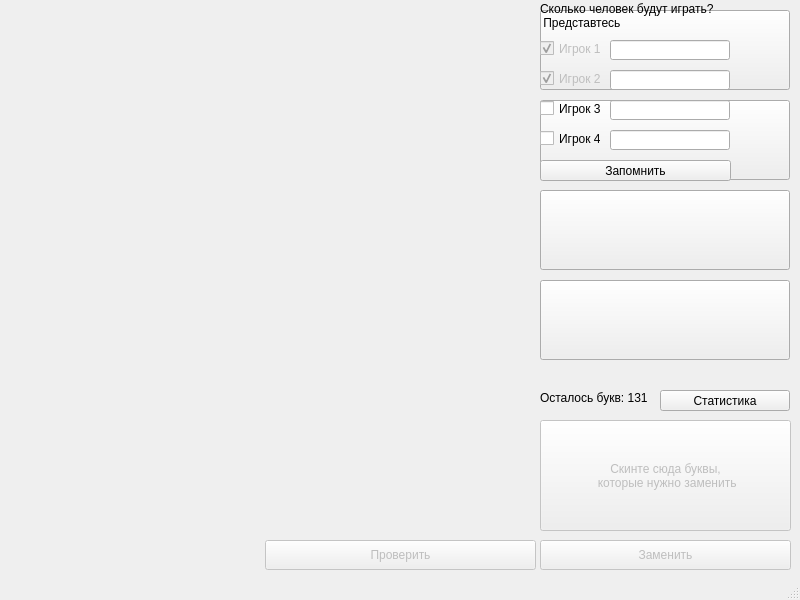
Old version of the form design/design.ui in the repository brrr-ali/Scrabble.
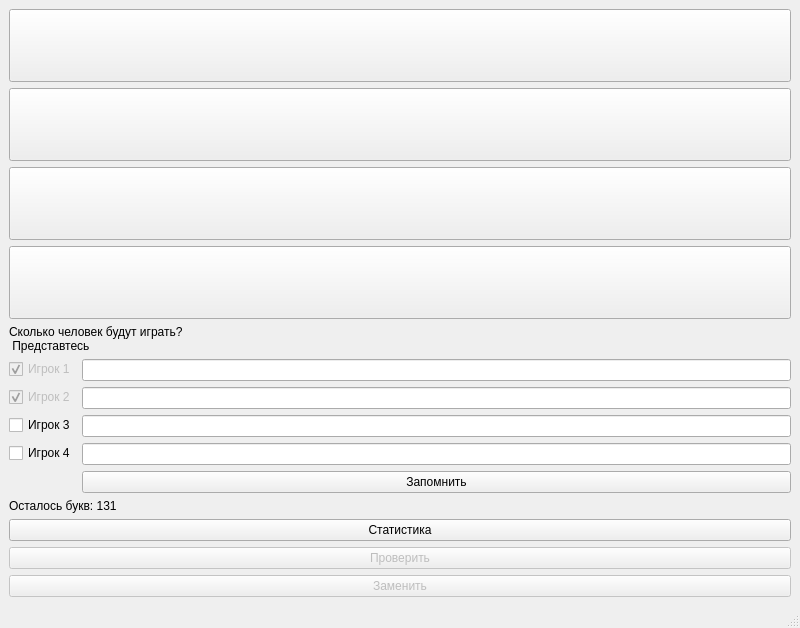
New version of the form.

The edit to the form file:
```diff
--- a/design/design.ui
+++ b/design/design.ui
@@ -7,9 +7,15 @@
     <x>0</x>
     <y>0</y>
     <width>800</width>
-    <height>600</height>
+    <height>628</height>
    </rect>
   </property>
+  <property name="sizePolicy">
+   <sizepolicy hsizetype="Preferred" vsizetype="Expanding">
+    <horstretch>0</horstretch>
+    <verstretch>0</verstretch>
+   </sizepolicy>
+  </property>
   <property name="minimumSize">
    <size>
     <width>800</width>
@@ -20,93 +26,82 @@
    <string>Эрудит</string>
   </property>
   <widget class="QWidget" name="centralwidget">
-   <widget class="QPushButton" name="btn_check">
-    <property name="enabled">
-     <bool>false</bool>
-    </property>
-    <property name="geometry">
-     <rect>
-      <x>265</x>
-      <y>540</y>
-      <width>271</width>
-      <height>30</height>
-     </rect>
-    </property>
+   <layout class="QGridLayout" name="gridLayout_2">
+    <item row="0" column="0" rowspan="9">
+     <layout class="QGridLayout" name="grid_field"/>
+    </item>
+    <item row="8" column="2">
+     <widget class="QLabel" name="error">
     <property name="text">
-     <string>Проверить</string>
-    </property>
-   </widget>
-   <widget class="QPushButton" name="btn_replaced_letters">
-    <property name="enabled">
-     <bool>false</bool>
-    </property>
-    <property name="geometry">
-     <rect>
-      <x>540</x>
-      <y>540</y>
-      <width>251</width>
-      <height>30</height>
-     </rect>
-    </property>
-    <property name="text">
-     <string>Заменить</string>
-    </property>
-   </widget>
-   <widget class="QPushButton" name="replaced_letters">
-    <property name="enabled">
-     <bool>false</bool>
-    </property>
-    <property name="geometry">
-     <rect>
-      <x>540</x>
-      <y>420</y>
-      <width>251</width>
-      <height>111</height>
-     </rect>
-    </property>
-    <property name="text">
-     <string>Скинте сюда буквы, 
- которые нужно заменить</string>
-    </property>
-   </widget>
+       <string/>
+      </property>
+     </widget>
+    </item>
+    <item row="0" column="1" rowspan="9" colspan="2">
+     <layout class="QGridLayout" name="gridLayout">
+      <property name="sizeConstraint">
+       <enum>QLayout::SetDefaultConstraint</enum>
+      </property>
+      <item row="12" column="1">
    <widget class="QLabel" name="number_of_remaining_letters">
-    <property name="geometry">
-     <rect>
-      <x>540</x>
-      <y>390</y>
-      <width>111</width>
-      <height>16</height>
-     </rect>
-    </property>
     <property name="text">
      <string>Осталось букв: 131</string>
     </property>
    </widget>
-   <widget class="QLabel" name="error">
-    <property name="geometry">
-     <rect>
-      <x>10</x>
-      <y>860</y>
-      <width>500</width>
-      <height>20</height>
-     </rect>
+      </item>
+      <item row="4" column="1">
+       <widget class="QPushButton" name="player2">
+        <property name="sizePolicy">
+         <sizepolicy hsizetype="Minimum" vsizetype="Expanding">
+          <horstretch>0</horstretch>
+          <verstretch>0</verstretch>
+         </sizepolicy>
+        </property>
+        <property name="autoFillBackground">
+         <bool>false</bool>
     </property>
     <property name="text">
      <string/>
     </property>
    </widget>
+      </item>
+      <item row="16" column="1">
+       <widget class="QPushButton" name="btn_replaced_letters">
+        <property name="enabled">
+         <bool>false</bool>
+        </property>
+        <property name="text">
+         <string>Заменить</string>
+        </property>
+       </widget>
+      </item>
+      <item row="15" column="1">
+       <widget class="QPushButton" name="btn_check">
+        <property name="enabled">
+         <bool>false</bool>
+        </property>
+        <property name="text">
+         <string>Проверить</string>
+        </property>
+       </widget>
+      </item>
+      <item row="13" column="1">
+       <widget class="QPushButton" name="statistics">
+        <property name="text">
+         <string>Статистика</string>
+        </property>
+       </widget>
+      </item>
+      <item row="11" column="1">
+       <layout class="QFormLayout" name="formLayout">
+        <property name="sizeConstraint">
+         <enum>QLayout::SetMinimumSize</enum>
+        </property>
+        <item row="1" column="0">
    <widget class="QCheckBox" name="checkBox_1">
     <property name="enabled">
      <bool>false</bool>
     </property>
-    <property name="geometry">
-     <rect>
-      <x>540</x>
-      <y>40</y>
-      <width>71</width>
-      <height>17</height>
-     </rect>
-    </property>
     <property name="text">
      <string>Игрок 1</string>
     </property>
@@ -114,45 +109,15 @@
      <bool>true</bool>
     </property>
    </widget>
-   <widget class="QLabel" name="label">
-    <property name="geometry">
-     <rect>
-      <x>540</x>
-      <y>0</y>
-      <width>191</width>
-      <height>31</height>
-     </rect>
-    </property>
-    <property name="text">
-     <string>Сколько человек будут играть?
- Представтесь</string>
-    </property>
-    <property name="alignment">
-     <set>Qt::AlignLeading|Qt::AlignLeft|Qt::AlignVCenter</set>
-    </property>
-   </widget>
-   <widget class="QLineEdit" name="name1">
-    <property name="geometry">
-     <rect>
-      <x>610</x>
-      <y>40</y>
-      <width>120</width>
-      <height>20</height>
-     </rect>
-    </property>
-   </widget>
+        </item>
+        <item row="1" column="1">
+         <widget class="QLineEdit" name="name1"/>
+        </item>
+        <item row="2" column="0">
    <widget class="QCheckBox" name="checkBox_2">
     <property name="enabled">
      <bool>false</bool>
     </property>
-    <property name="geometry">
-     <rect>
-      <x>540</x>
-      <y>70</y>
-      <width>61</width>
-      <height>17</height>
-     </rect>
-    </property>
     <property name="text">
      <string>Игрок 2</string>
     </property>
@@ -160,18 +125,12 @@
      <bool>true</bool>
     </property>
    </widget>
+        </item>
+        <item row="2" column="1">
    <widget class="QLineEdit" name="name2">
     <property name="enabled">
      <bool>true</bool>
     </property>
-    <property name="geometry">
-     <rect>
-      <x>610</x>
-      <y>70</y>
-      <width>120</width>
-      <height>20</height>
-     </rect>
-    </property>
     <property name="contextMenuPolicy">
      <enum>Qt::DefaultContextMenu</enum>
     </property>
@@ -194,127 +153,46 @@
      <bool>false</bool>
     </property>
    </widget>
+        </item>
+        <item row="3" column="0">
    <widget class="QCheckBox" name="checkBox_3">
-    <property name="geometry">
-     <rect>
-      <x>540</x>
-      <y>100</y>
-      <width>71</width>
-      <height>17</height>
-     </rect>
-    </property>
     <property name="text">
      <string>Игрок 3</string>
     </property>
    </widget>
+        </item>
+        <item row="3" column="1">
+         <widget class="QLineEdit" name="name3"/>
+        </item>
+        <item row="4" column="0">
    <widget class="QCheckBox" name="checkBox_4">
-    <property name="geometry">
-     <rect>
-      <x>540</x>
-      <y>130</y>
-      <width>61</width>
-      <height>17</height>
-     </rect>
-    </property>
     <property name="text">
      <string>Игрок 4</string>
     </property>
    </widget>
-   <widget class="QLineEdit" name="name3">
-    <property name="geometry">
-     <rect>
-      <x>610</x>
-      <y>100</y>
-      <width>120</width>
-      <height>20</height>
-     </rect>
-    </property>
-   </widget>
-   <widget class="QLineEdit" name="name4">
-    <property name="geometry">
-     <rect>
-      <x>610</x>
-      <y>130</y>
-      <width>120</width>
-      <height>20</height>
-     </rect>
-    </property>
-   </widget>
+        </item>
+        <item row="4" column="1">
+         <widget class="QLineEdit" name="name4"/>
+        </item>
+        <item row="6" column="1">
    <widget class="QPushButton" name="btn_remember">
-    <property name="geometry">
-     <rect>
-      <x>540</x>
-      <y>160</y>
-      <width>191</width>
-      <height>21</height>
-     </rect>
+          <property name="enabled">
+           <bool>true</bool>
     </property>
     <property name="text">
      <string>Запомнить</string>
     </property>
    </widget>
-   <widget class="QPushButton" name="statistics">
-    <property name="geometry">
-     <rect>
-      <x>660</x>
-      <y>390</y>
-      <width>130</width>
-      <height>21</height>
-     </rect>
-    </property>
-    <property name="text">
-     <string>Статистика</string>
-    </property>
-   </widget>
-   <widget class="QPushButton" name="player1">
-    <property name="geometry">
-     <rect>
-      <x>540</x>
-      <y>10</y>
-      <width>250</width>
-      <height>80</height>
-     </rect>
-    </property>
-    <property name="statusTip">
-     <string/>
-    </property>
-    <property name="autoFillBackground">
-     <bool>false</bool>
-    </property>
-    <property name="text">
-     <string/>
-    </property>
-    <property name="checkable">
-     <bool>false</bool>
-    </property>
-    <property name="autoRepeat">
-     <bool>false</bool>
-    </property>
-   </widget>
-   <widget class="QPushButton" name="player2">
-    <property name="geometry">
-     <rect>
-      <x>540</x>
-      <y>100</y>
-      <width>250</width>
-      <height>80</height>
-     </rect>
-    </property>
-    <property name="autoFillBackground">
-     <bool>false</bool>
-    </property>
-    <property name="text">
-     <string/>
-    </property>
-   </widget>
+        </item>
+       </layout>
+      </item>
+      <item row="6" column="1">
    <widget class="QPushButton" name="player3">
-    <property name="geometry">
-     <rect>
-      <x>540</x>
-      <y>190</y>
-      <width>250</width>
-      <height>80</height>
-     </rect>
+        <property name="sizePolicy">
+         <sizepolicy hsizetype="Minimum" vsizetype="Expanding">
+          <horstretch>0</horstretch>
+          <verstretch>0</verstretch>
+         </sizepolicy>
     </property>
     <property name="autoFillBackground">
      <bool>false</bool>
@@ -323,17 +201,17 @@
      <string/>
     </property>
    </widget>
+      </item>
+      <item row="9" column="1">
    <widget class="QPushButton" name="player4">
     <property name="enabled">
      <bool>true</bool>
     </property>
-    <property name="geometry">
-     <rect>
-      <x>540</x>
-      <y>280</y>
-      <width>250</width>
-      <height>80</height>
-     </rect>
+        <property name="sizePolicy">
+         <sizepolicy hsizetype="Minimum" vsizetype="Expanding">
+          <horstretch>0</horstretch>
+          <verstretch>0</verstretch>
+         </sizepolicy>
     </property>
     <property name="text">
      <string/>
@@ -348,26 +226,46 @@
      <bool>false</bool>
     </property>
    </widget>
-   <zorder>player4</zorder>
-   <zorder>player3</zorder>
-   <zorder>player2</zorder>
-   <zorder>player1</zorder>
-   <zorder>btn_check</zorder>
-   <zorder>btn_replaced_letters</zorder>
-   <zorder>replaced_letters</zorder>
-   <zorder>number_of_remaining_letters</zorder>
-   <zorder>error</zorder>
-   <zorder>checkBox_1</zorder>
-   <zorder>label</zorder>
-   <zorder>name1</zorder>
-   <zorder>checkBox_2</zorder>
-   <zorder>name2</zorder>
-   <zorder>checkBox_3</zorder>
-   <zorder>checkBox_4</zorder>
-   <zorder>name3</zorder>
-   <zorder>name4</zorder>
-   <zorder>btn_remember</zorder>
-   <zorder>statistics</zorder>
+      </item>
+      <item row="1" column="1">
+       <widget class="QPushButton" name="player1">
+        <property name="sizePolicy">
+         <sizepolicy hsizetype="Minimum" vsizetype="Expanding">
+          <horstretch>0</horstretch>
+          <verstretch>0</verstretch>
+         </sizepolicy>
+        </property>
+        <property name="statusTip">
+         <string/>
+        </property>
+        <property name="autoFillBackground">
+         <bool>false</bool>
+        </property>
+        <property name="text">
+         <string/>
+        </property>
+        <property name="checkable">
+         <bool>false</bool>
+        </property>
+        <property name="autoRepeat">
+         <bool>false</bool>
+        </property>
+       </widget>
+      </item>
+      <item row="10" column="1">
+       <widget class="QLabel" name="label">
+        <property name="text">
+         <string>Сколько человек будут играть?
+ Представтесь</string>
+        </property>
+        <property name="alignment">
+         <set>Qt::AlignLeading|Qt::AlignLeft|Qt::AlignVCenter</set>
+        </property>
+       </widget>
+      </item>
+     </layout>
+    </item>
+   </layout>
   </widget>
   <widget class="QMenuBar" name="menubar">
    <property name="geometry">
```
Lines whose indentation alone changed are shown as unchanged.
